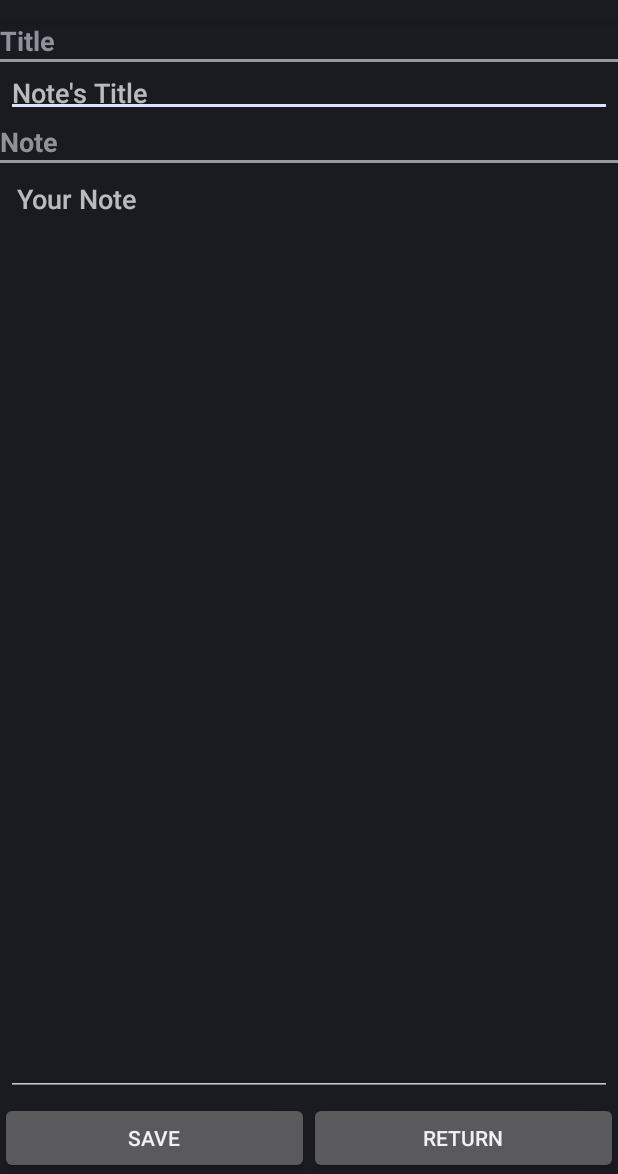
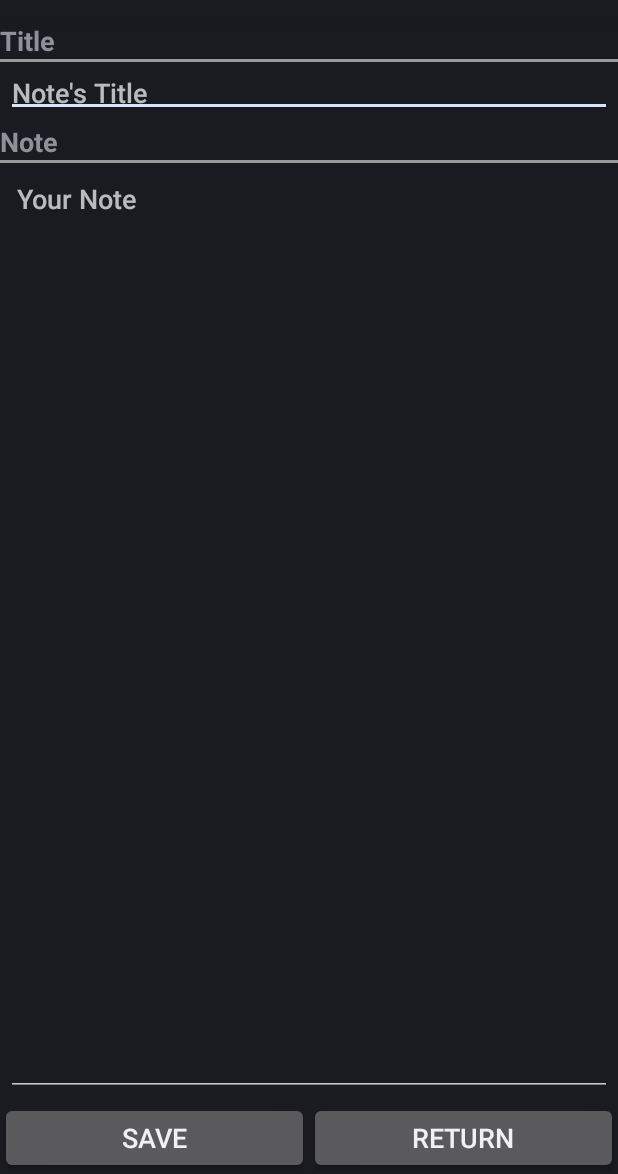
Before and after one commit to Varlorg/uNote, an Android app: the NoteEdition screen opened directly, with no data from a screen before it, on a phone screen of 412 x 824 dp, the part 62-1236 px from its top. Run offline under Robolectric (Android 15) with nearby library versions, the light colour scheme and no system bars.

Commit message:
Extend text size to button and note list main screen and update generated app.iml

```diff
--- a/app/src/main/java/app/varlorg/unote/NoteEdition.java
+++ b/app/src/main/java/app/varlorg/unote/NoteEdition.java
@@ -1,5 +1,6 @@
 package app.varlorg.unote;
 
+import android.app.ActionBar;
 import android.app.Activity;
 import android.app.AlertDialog;
 import android.content.DialogInterface;
@@ -10,7 +11,9 @@ import android.preference.PreferenceManager;
 import android.text.Editable;
 import android.text.TextWatcher;
 import android.view.View;
+import android.widget.Button;
 import android.widget.EditText;
+import android.widget.LinearLayout;
 import android.widget.TextView;
 import android.widget.Toast;
 
@@ -100,10 +103,31 @@ public class NoteEdition extends Activity
                 }
             });
         }
-        titre.setTextSize(Integer.parseInt(pref.getString(EXTRA_SIZE, "16")));
-        note.setTextSize(Integer.parseInt(pref.getString(EXTRA_SIZE, "16")));
-        titreT.setTextSize(Integer.parseInt(pref.getString(EXTRA_SIZE, "16")));
-        noteT.setTextSize(Integer.parseInt(pref.getString(EXTRA_SIZE, "16")));
+
+        int textSize = Integer.parseInt(pref.getString(EXTRA_SIZE, "16"));
+        titre.setTextSize(textSize);
+        note.setTextSize(textSize);
+        titreT.setTextSize(textSize);
+        noteT.setTextSize(textSize);
+        final Button buttonSave = (Button)findViewById(R.id.ButtonSave);
+        final Button buttonQuit = (Button)findViewById(R.id.ButtonQuit);
+        buttonSave.setTextSize(textSize);
+        buttonQuit.setTextSize(textSize);
+
+        final LinearLayout buttonsBar = (LinearLayout)findViewById(R.id.editionButtons);
+        buttonsBar.post(new Runnable()
+        {
+            @Override
+            public void run()
+            {
+                if (buttonQuit.getLineCount() > 1 || buttonSave.getLineCount() > 1)
+                {
+                    buttonsBar.setOrientation(LinearLayout.VERTICAL);
+                    buttonQuit.getLayoutParams().width = ActionBar.LayoutParams.MATCH_PARENT;
+                    buttonSave.getLayoutParams().width = ActionBar.LayoutParams.MATCH_PARENT;
+                }
+            }
+        });
     }
 
     public void save(View v)
@@ -196,14 +220,14 @@ public class NoteEdition extends Activity
     public void onBackPressed()
     {
         //Autosave
-        if ((note.getTag() != null || titre.getTag() != null) && (pref.getString("pref_back_action","0").equals("3")  ))
+        if ((note.getTag() != null || titre.getTag() != null) && (pref.getString("pref_back_action", "0").equals("3")))
         {
             save(getWindow().getDecorView().getRootView());
         }
         // Always cancel confirmation or as return button with confirmation enable
         if ((note.getTag() != null || titre.getTag() != null) &&
-                (pref.getString("pref_back_action","0").equals("2") ||
-                    (pref.getString("pref_back_action","0").equals("1") && pref.getBoolean("pref_cancel", false))))
+            (pref.getString("pref_back_action", "0").equals("2") ||
+             (pref.getString("pref_back_action", "0").equals("1") && pref.getBoolean("pref_cancel", false))))
         {
             dialogConfirmationExit();
         }
--- a/app/src/main/java/app/varlorg/unote/NotesBDD.java
+++ b/app/src/main/java/app/varlorg/unote/NotesBDD.java
@@ -112,7 +112,7 @@ public class NotesBDD
     public Note getNoteWithTitre(String titre)
     {
         //Récupère dans un Cursor les valeur correspondant à une note contenue dans la BDD (ici on sélectionne la note grâce à son titre)
-        Cursor c = bdd.query(TABLE_NOTES, new String[] { COL_ID, COL_NOTE, COL_TITRE, COL_DATECREATION, COL_DATEMODIFICATION }, COL_TITRE + " LIKE ? ", new String[]{ titre }, null, null, null);
+        Cursor c = bdd.query(TABLE_NOTES, new String[] { COL_ID, COL_NOTE, COL_TITRE, COL_DATECREATION, COL_DATEMODIFICATION }, COL_TITRE + " LIKE ? ", new String[] { titre }, null, null, null);
 
         return(cursorToNote(c));
     }
@@ -236,7 +236,8 @@ public class NotesBDD
     public List <Note> fillListNote(SQLiteDatabase db, String selectQuery, List <Note> noteList, String s, boolean contentSearch)
     {
         Cursor c;
-        if (s != null && contentSearch)
+
+        if (s != null&& contentSearch)
         {
             c = db.rawQuery(selectQuery, new String[] { "%" + s + "%", "%" + s + "%" });
         }
--- a/app/src/main/res/layout/activity_noteedition.xml
+++ b/app/src/main/res/layout/activity_noteedition.xml
@@ -60,6 +60,7 @@
    android:text="@string/text_view" -->
 
 	<LinearLayout
+		android:id="@+id/editionButtons"
 	    android:layout_width="fill_parent"
 	    android:layout_height="wrap_content"
         android:layout_marginTop="0px"
--- a/app/src/main/res/layout/notelist.xml
+++ b/app/src/main/res/layout/notelist.xml
@@ -6,7 +6,7 @@
 	    android:paddingTop="2dip"
 	    android:paddingBottom="3dip"
 	    android:layout_width="fill_parent"
-	    android:layout_height="wrap_content"
-	    android:textSize="16sp" />
+	    android:layout_height="wrap_content"/>
+
 
      <!--  android:id="@android:id/text1"-->
```
Also changed, not shown: app/src/main/java/app/varlorg/unote/NoteMain.java (+35 -4 lines), app/src/main/res/layout/activity_notemain.xml (+4 -4 lines), 3 other files.
